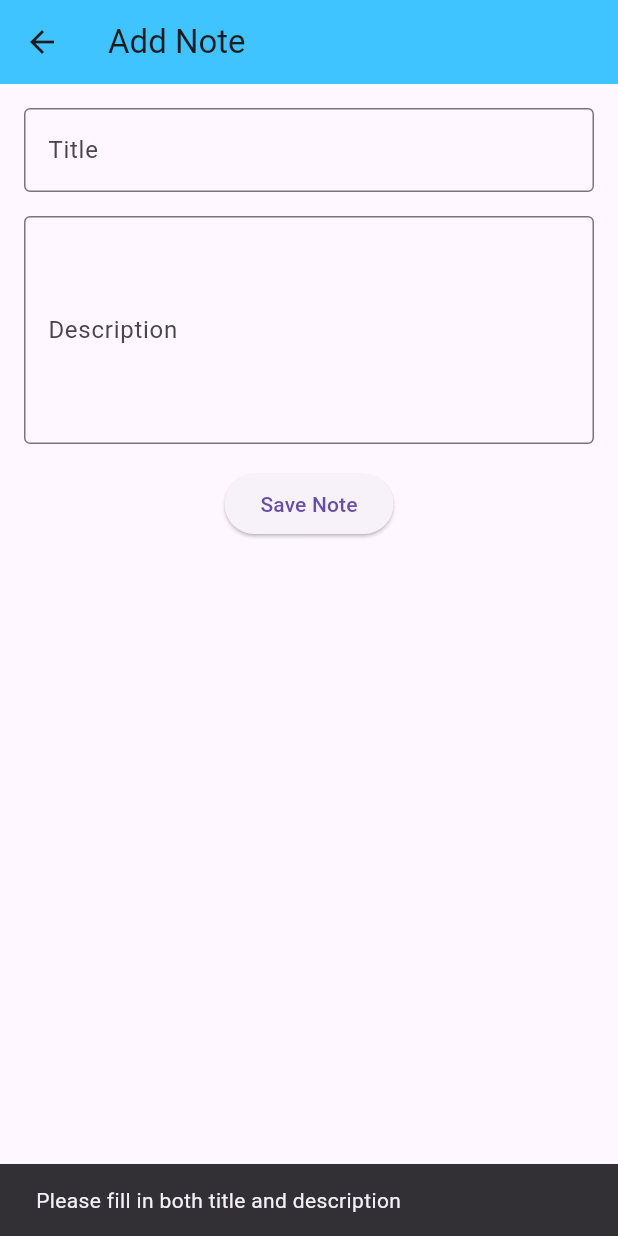
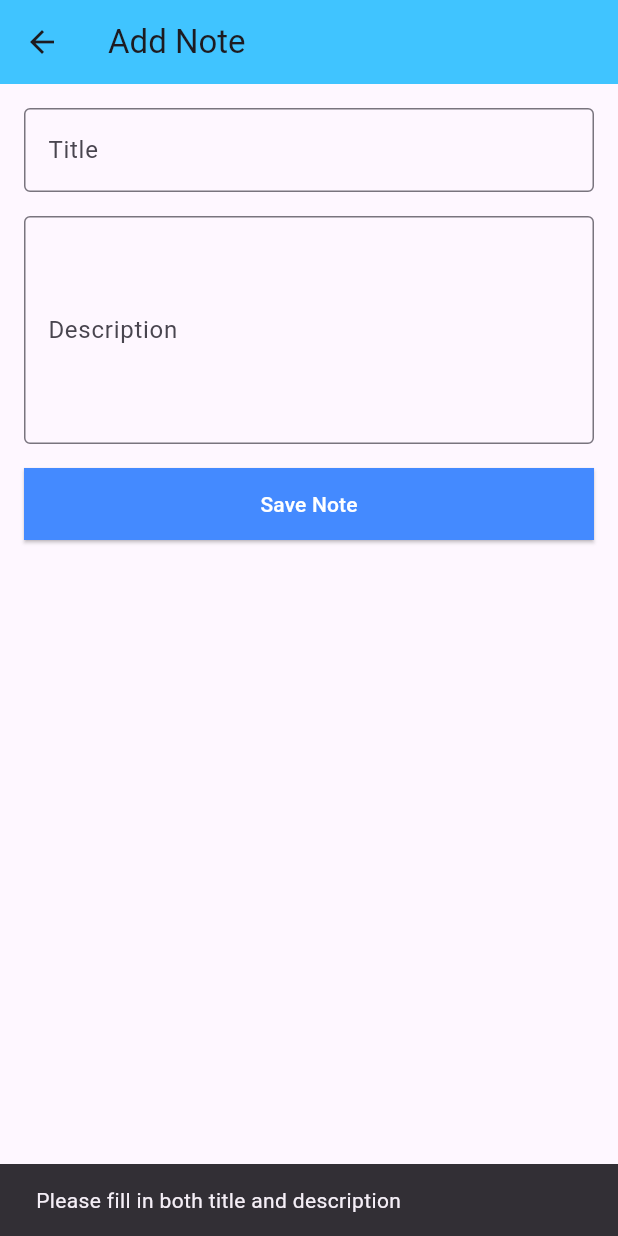
Before and after one commit to SachinMall/sqllite_note_app_flutter, a Flutter app: the AddNotePage screen opened directly, after a tap on "Save Note", on a phone screen of 412 x 824 dp. Run offline on Flutter 3.47's test engine with Material 3 defaults, Android fonts, the phone set to English and light mode, and no system bars; our stand-ins replace sqflite; accounts and stored records are empty.

Commit message:
data base and ui added for the note to create, edit, delete

```diff
--- a/lib/add_note.dart
+++ b/lib/add_note.dart
@@ -1,11 +1,11 @@
-import 'dart:developer';
-
 import 'package:flutter/material.dart';
 import 'package:sqllite_note_app_flutter/database/database.dart';
 import 'package:sqllite_note_app_flutter/model/notes_model.dart';
 
 class AddNotePage extends StatefulWidget {
-  const AddNotePage({super.key});
+  final NotesModel? noteToEdit;
+
+  const AddNotePage({super.key, this.noteToEdit});
 
   @override
   State<AddNotePage> createState() => _AddNotePageState();
@@ -16,55 +16,20 @@ class _AddNotePageState extends State<AddNotePage> {
   final TextEditingController _descriptionController = TextEditingController();
   final DBHelper _dbHelper = DBHelper();
 
-
-
-
-  void _saveNote() async {
-    final title = _titleController.text;
-    final description = _descriptionController.text;
-
-    if (title.isNotEmpty && description.isNotEmpty) {
-      final note = NotesModel(
-        title: title,
-        descriptions: description,
-        date: DateTime.now().toString(),
-        timeago: DateTime.now().millisecondsSinceEpoch,
-      );
-
-      try {
-        final int result = await _dbHelper.insert(note);
-        if (result != 0) {
-          // ignore: use_build_context_synchronously
-          Navigator.pop(context, true);
-        } else {
-          throw Exception('Failed to insert note');
-        }
-      } catch (e) {
-        log("$e");
-        // ignore: use_build_context_synchronously
-        ScaffoldMessenger.of(context).showSnackBar(
-          SnackBar(content: Text("Error saving note: $e")),
-        );
-      }
-    } else {
-      ScaffoldMessenger.of(context).showSnackBar(
-        const SnackBar(content: Text("Please fill in both title and description")),
-      );
+  @override
+  void initState() {
+    super.initState();
+    if (widget.noteToEdit != null) {
+      _titleController.text = widget.noteToEdit!.title;
+      _descriptionController.text = widget.noteToEdit!.descriptions;
     }
-  }
-
-  @override
-  void dispose() {
-    _titleController.dispose();
-    _descriptionController.dispose();
-    super.dispose();
   }
 
   @override
   Widget build(BuildContext context) {
     return Scaffold(
       appBar: AppBar(
-        title: const Text("Add Note"),
+        title: Text(widget.noteToEdit == null ? "Add Note" : "Edit Note"),
         backgroundColor: Colors.lightBlueAccent,
       ),
       body: Padding(
@@ -88,15 +53,63 @@ class _AddNotePageState extends State<AddNotePage> {
               maxLines: 5,
             ),
             const SizedBox(height: 16),
-            ElevatedButton(
-              onPressed: _saveNote,
-              child: const Text("Save Note"),
-            ),
+           SizedBox(
+            width: MediaQuery.of(context).size.width,height: 48,
+             child: ElevatedButton(
+               onPressed: _saveNote,
+               style: ElevatedButton.styleFrom(
+                 backgroundColor: Colors.blueAccent,
+                 foregroundColor: Colors.white,
+                 shape: const BeveledRectangleBorder()
+               ),
+               child: Text(
+                 widget.noteToEdit == null ? "Save Note" : "Update Note",
+               ),
+             ),
+           ),
+
           ],
         ),
       ),
     );
   }
 
+  void _saveNote() async {
+    final title = _titleController.text;
+    final description = _descriptionController.text;
 
+    if (title.isNotEmpty && description.isNotEmpty) {
+      final note = NotesModel(
+        id: widget.noteToEdit?.id,
+        title: title,
+        descriptions: description,
+        date: DateTime.now().toString(),
+        timeago: DateTime.now().millisecondsSinceEpoch,
+      );
+
+      try {
+        if (widget.noteToEdit == null) {
+          await _dbHelper.insert(note);
+        } else {
+          await _dbHelper.updateNote(note);
+        }
+        Navigator.pop(context, true);
+      } catch (e) {
+        ScaffoldMessenger.of(context).showSnackBar(
+          SnackBar(content: Text("Error saving note: $e")),
+        );
+      }
+    } else {
+      ScaffoldMessenger.of(context).showSnackBar(
+        const SnackBar(content: Text("Please fill in both title and description")),
+      );
+    }
+  }
+
+  @override
+  void dispose() {
+    _titleController.dispose();
+    _descriptionController.dispose();
+    super.dispose();
+  }
 }
```
Also changed, not shown: lib/database/database.dart (+43 -3 lines), lib/home_page.dart (+89 -10 lines).
